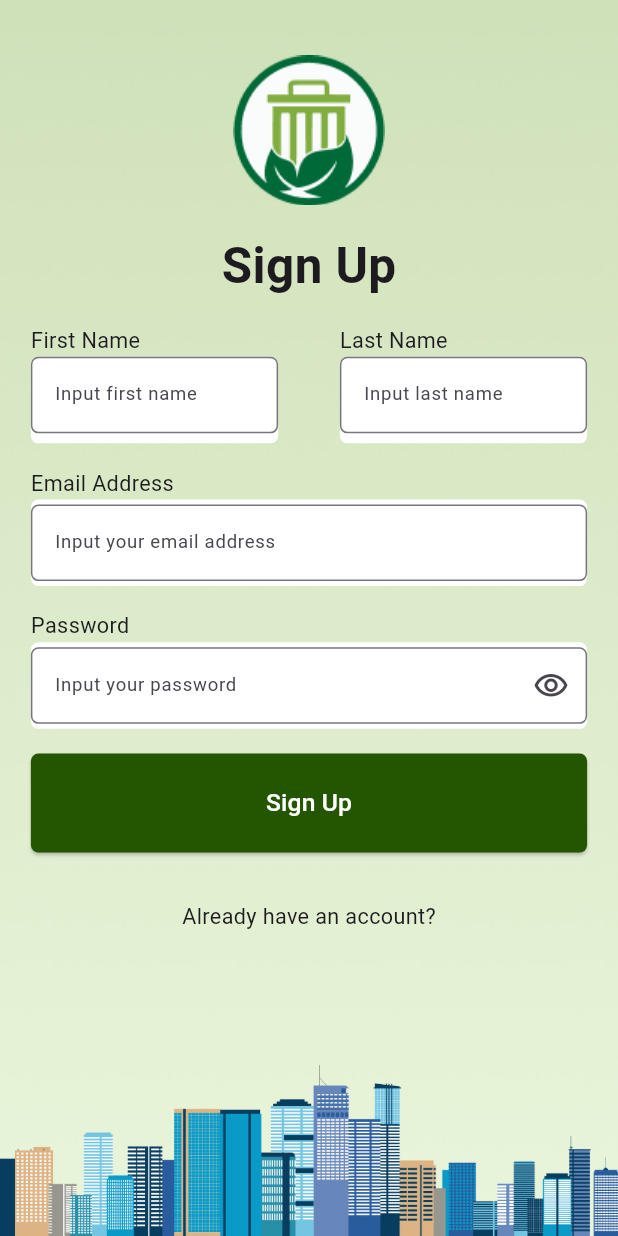
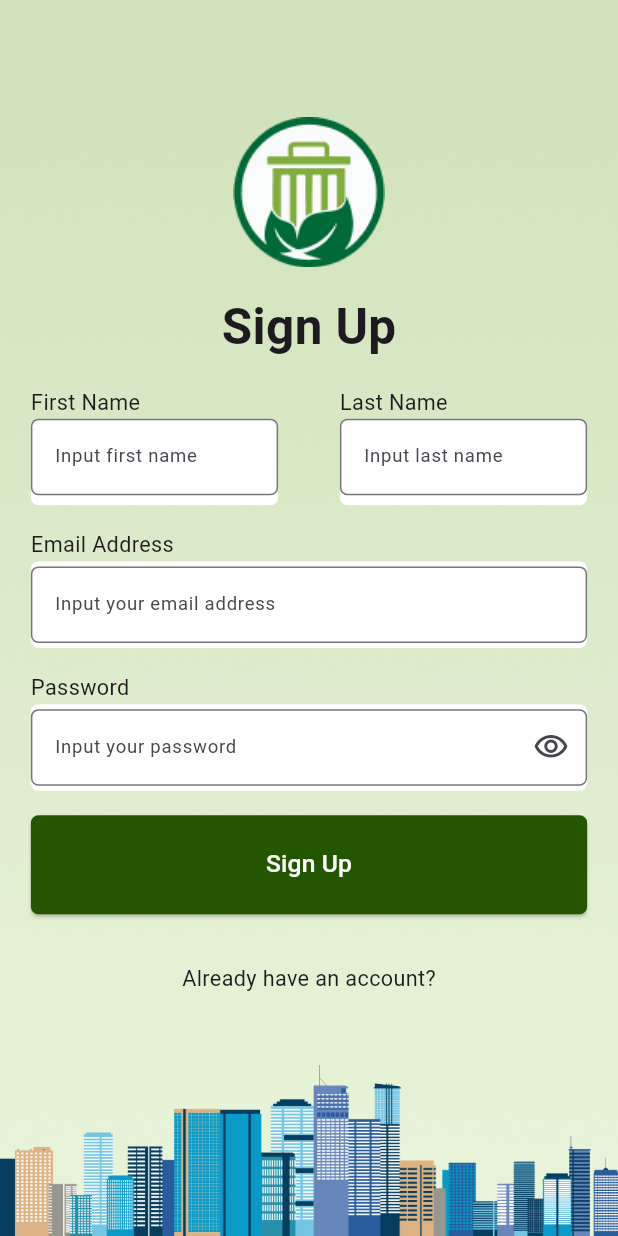
Before and after one commit to ThienNoob/Flutter, a Flutter app: the screen it shows after launch, after a tap on "No account yet? Sign Up", on a phone screen of 412 x 824 dp. Run offline on Flutter 3.47's test engine with Material 3 defaults, Android fonts, the light colour scheme and no system bars; our stand-ins replace shared_preferences; missing offline and left inert: confirm_dialog.

Commit message:
resize widget

```diff
--- a/Practice/Login/lib/screen/screen_sign_up/SignUpWidget.dart
+++ b/Practice/Login/lib/screen/screen_sign_up/SignUpWidget.dart
@@ -36,7 +36,7 @@ class _LoginWidgetState extends State<SignUpWidget> {
           child: SingleChildScrollView(
             child: Container(
               width: widget.screenWidth * 0.9,
-              height: widget.screenHeight * 0.8,
+              height: widget.screenHeight * 0.9,
               child: Column(
                 mainAxisAlignment: MainAxisAlignment.center,
                 children: [
@@ -85,6 +85,7 @@ class _LoginWidgetState extends State<SignUpWidget> {
                                     fontSize: widget.screenWidth * 0.03,
                                   ),
                                   decoration: InputDecoration(
+
                                     focusedBorder: OutlineInputBorder(
                                       borderSide: const BorderSide(
                                         color: Color(0xff245501),
@@ -123,18 +124,18 @@ class _LoginWidgetState extends State<SignUpWidget> {
                               ),
                               Container(
                                 width: (widget.screenWidth -
-                                        widget.screenWidth * 0.08) /
-                                    2,
+                                    widget.screenWidth * 0.08) / 2,
                                 height: widget.screenHeight * 0.07,
                                 decoration: BoxDecoration(
                                   color: Colors.white,
                                   borderRadius: BorderRadius.circular(5),
                                 ),
-                                child: TextField( //Textfield input last name
+                                child: TextField( //Textfield input first name
                                   style: TextStyle(
                                     fontSize: widget.screenWidth * 0.03,
                                   ),
                                   decoration: InputDecoration(
+
                                     focusedBorder: OutlineInputBorder(
                                       borderSide: const BorderSide(
                                         color: Color(0xff245501),
@@ -154,7 +155,7 @@ class _LoginWidgetState extends State<SignUpWidget> {
                                 ),
                               ),
                             ]),
-                      )
+                      ),
                     ],
                   ),
                   SizedBox(
@@ -262,6 +263,8 @@ class _LoginWidgetState extends State<SignUpWidget> {
                       ),
                     ),
                   ),
+
+
                   SizedBox(height: widget.screenHeight * 0.02),
 
                   //Button sign up
```
Also changed, not shown: Practice/Login/lib/screen/screen_forgot_password/ForgotPasswordScreen.dart (+5 -3 lines).
